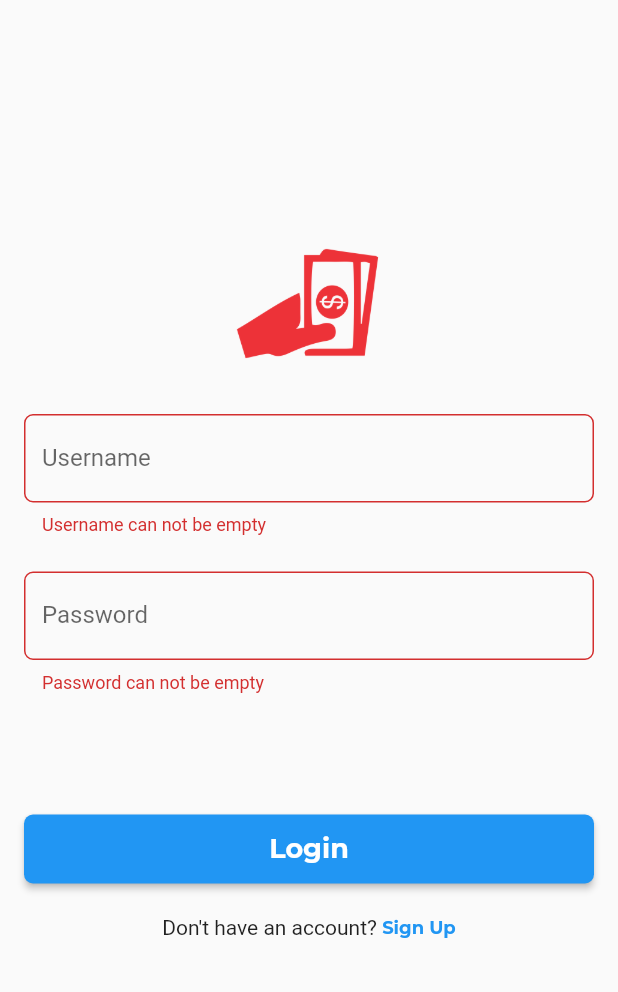
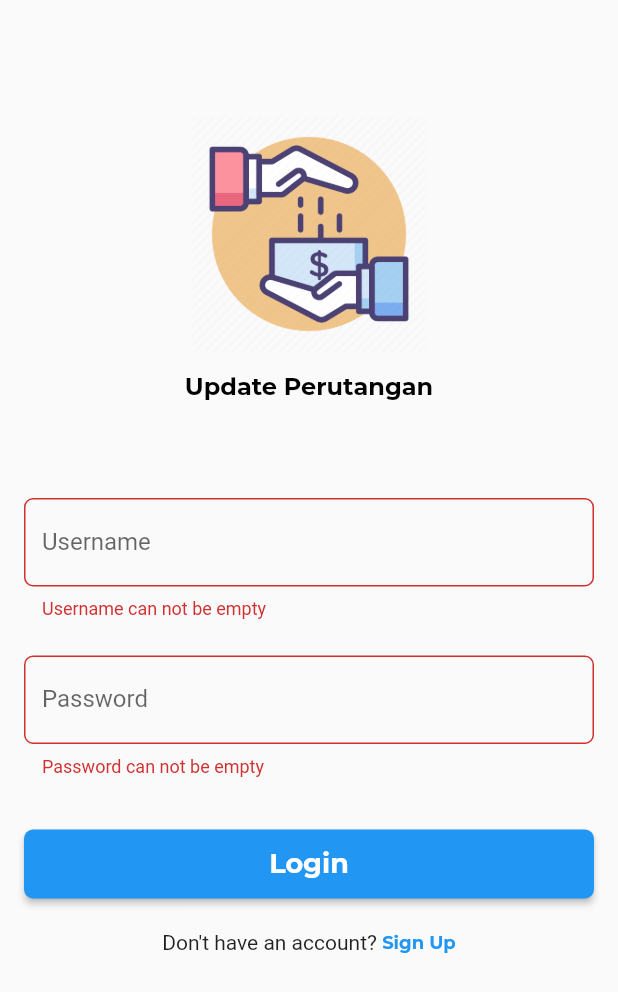
Before and after one commit to jhoanrivers/update_perhutangan, a Flutter app: the screen it shows after launch, after a tap on "Login", on a phone screen of 412 x 824 dp. Shown: the top 992 px of the screen. Run offline on Flutter 3.47's test engine with Material 2 defaults, Android fonts, the light colour scheme and no system bars; our stand-ins replace bloc, cached_network_image, equatable, firebase_messaging, flutter_bloc, flutter_local_notifications and 3 more; missing offline and left inert: back_button_interceptor; accounts and stored records are empty; network calls fail; project files that could hold a hidden picture were left out.

Commit message:
jhoan/new logo and login response

```diff
--- /dev/null
+++ b/lib/src/page/login/api_response.dart
@@ -0,0 +1,15 @@
+
+
+class ApiResponse{
+
+  String data;
+  String time;
+
+  ApiResponse(this.data, this.time);
+
+  ApiResponse.fromJson(Map<String, dynamic> dataJson){
+    this.data = dataJson['data'];
+    this.time = dataJson['time'];
+  }
+
+}
--- a/lib/src/page/login/bloc/login_state.dart
+++ b/lib/src/page/login/bloc/login_state.dart
@@ -18,4 +18,11 @@ class LoadingLogin extends LoginState{}
 
 class SuccessLogin extends LoginState{}
 
-class ErrorLogin extends LoginState{}
+class ErrorLogin extends LoginState{
+  final String message;
+
+  ErrorLogin({this.message});
+
+  @override
+  List<Object> get props => [message];
+}
--- a/lib/src/page/login/login_form.dart
+++ b/lib/src/page/login/login_form.dart
@@ -60,7 +60,7 @@ class _LoginFormState extends State<LoginForm> {
             Navigator.pop(context);
             Scaffold.of(context).showSnackBar(
               SnackBar(
-                content: Text('Login Failure'),
+                content: Text(state.message),
                 backgroundColor: Colors.red,
               ),
             );
@@ -113,14 +113,20 @@ class _LoginFormState extends State<LoginForm> {
                       mainAxisAlignment: MainAxisAlignment.center,
                       children: <Widget>[
                         SizedBox(
-                          height: 140,
+                          height: 60,
                         ),
                         Container(
-                            height: 100,
-                            width: 100,
-                            child: Image.asset('assets/logo.png')
+                            child: Image.asset('assets/newlogo.png',
+                              height: 160,
+                              fit: BoxFit.fill,
+                            )
                         ),
-                        SizedBox(height: 20,),
+                        SizedBox(
+                          height: 12,
+                        ),
+                        Text('Update Perutangan',
+                        style: BaseStyle.ts16BlackBold,),
+                        SizedBox(height: 64,),
                         TextFormField(
                           decoration: InputDecoration(
                             border: OutlineInputBorder(
@@ -171,7 +177,7 @@ class _LoginFormState extends State<LoginForm> {
                           },
                         ),
                         SizedBox(
-                          height: 80,
+                          height: 34,
                         ),
 
                         SizedBox(
--- a/lib/src/page/profile/profile_view.dart
+++ b/lib/src/page/profile/profile_view.dart
@@ -79,6 +79,7 @@ class _ProfileViewState extends State<ProfileView> {
           return Scaffold(
               backgroundColor: Colors.white,
               appBar: AppBar(
+                automaticallyImplyLeading: false,
                 title: Text(
                   'Profile',
                   style: BaseStyle.ts18WhiteBold,
--- /dev/null
+++ b/lib/src/utils/constant.dart
@@ -0,0 +1,14 @@
+
+
+
+class Constant{
+
+  static String userNameDoesntExist = "username does not exist";
+  static String wrongPassword = "wrong password";
+  static String wrongUsernameOrPassword = "Username doesn't exist";
+
+  static var loginError= "Login error, please check your internet connection";
+
+
+
+}
--- a/lib/src/widget/splash_screen.dart
+++ b/lib/src/widget/splash_screen.dart
@@ -26,7 +26,7 @@ class _SplashScreenState extends State<SplashScreen> {
   @override
   Widget build(BuildContext context) {
     return Scaffold(
-      backgroundColor: Colors.green,
+      backgroundColor: Colors.white,
       body: Center(
         child: Column(
           mainAxisAlignment: MainAxisAlignment.center,
@@ -35,9 +35,9 @@ class _SplashScreenState extends State<SplashScreen> {
               padding: EdgeInsets.all(100),
               child: Column(
                 children: <Widget>[
-                  Image.asset('assets/logo.png'),
+                  Image.asset('assets/newlogo.png'),
                   Text('Perhutangan',
-                  style: BaseStyle.ts18WhiteBold,)
+                  style: BaseStyle.ts16BlackBold,)
                 ],
               )
             )
--- a/pubspec.yaml
+++ b/pubspec.yaml
@@ -60,6 +60,7 @@ flutter:
   # To add assets to your application, add an assets section, like this:
   assets:
     - assets/logo.png
+    - assets/newlogo.png
 
   # An image asset can refer to one or more resolution-specific "variants", see
   # https://flutter.dev/assets-and-images/#resolution-aware.
```
Also changed, not shown: lib/src/page/login/bloc/login_bloc.dart (+18 -4 lines), assets/newlogo.png (added).
